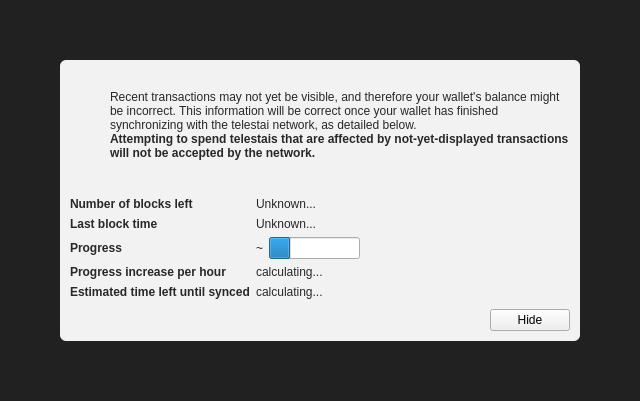
This is src/qt/forms/modaloverlay.ui in Telestai-Project/telestai as Qt 5 draws it before an edit. The edited form follows.
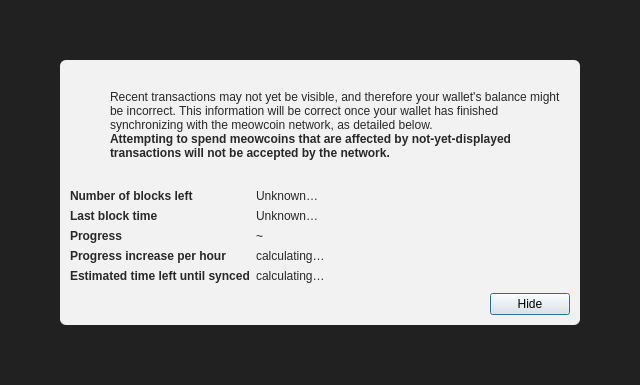
This is the edited form. Icons and pictures are not drawn. Custom widgets are drawn as their Qt base class.

Commit message:
chore(3.0.0): import Meowcoin Apex foundation
Baseline Bitcoin Core 30.x–class tree (Meowcoin Apex) for the Telestai
Core 3.0.0 port. No Telestai chainparams/Meraki retarget yet.

What changed in the file:
```diff
--- a/src/qt/forms/modaloverlay.ui
+++ b/src/qt/forms/modaloverlay.ui
@@ -1,13 +1,13 @@
 <?xml version="1.0" encoding="UTF-8"?>
 <ui version="4.0">
  <class>ModalOverlay</class>
- <widget class="ModalOverlay" name="ModalOverlay">
+ <widget class="QWidget" name="ModalOverlay">
   <property name="geometry">
    <rect>
     <x>0</x>
     <y>0</y>
     <width>640</width>
-    <height>401</height>
+    <height>385</height>
    </rect>
   </property>
   <property name="windowTitle">
@@ -130,7 +130,7 @@
              <item>
               <widget class="QLabel" name="infoText">
                <property name="text">
-                <string>Recent transactions may not yet be visible, and therefore your wallet's balance might be incorrect. This information will be correct once your wallet has finished synchronizing with the telestai network, as detailed below.</string>
+                <string>Recent transactions may not yet be visible, and therefore your wallet's balance might be incorrect. This information will be correct once your wallet has finished synchronizing with the meowcoin network, as detailed below.</string>
                </property>
                <property name="textFormat">
                 <enum>Qt::RichText</enum>
@@ -149,7 +149,7 @@
                 </font>
                </property>
                <property name="text">
-                <string>Attempting to spend telestais that are affected by not-yet-displayed transactions will not be accepted by the network.</string>
+                <string>Attempting to spend meowcoins that are affected by not-yet-displayed transactions will not be accepted by the network.</string>
                </property>
                <property name="textFormat">
                 <enum>Qt::RichText</enum>
@@ -219,7 +219,7 @@
            <item row="0" column="1">
             <widget class="QLabel" name="numberOfBlocksLeft">
              <property name="text">
-              <string>Unknown...</string>
+              <string>Unknown…</string>
              </property>
             </widget>
            </item>
@@ -245,7 +245,7 @@
               </sizepolicy>
              </property>
              <property name="text">
-              <string>Unknown...</string>
+              <string>Unknown…</string>
              </property>
             </widget>
            </item>
@@ -271,16 +271,6 @@
                </property>
               </widget>
              </item>
-             <item>
-              <widget class="QProgressBar" name="progressBar">
-               <property name="value">
-                <number>24</number>
-               </property>
-               <property name="format">
-                <string/>
-               </property>
-              </widget>
-             </item>
             </layout>
            </item>
            <item row="4" column="0">
@@ -299,7 +289,7 @@
            <item row="4" column="1">
             <widget class="QLabel" name="progressIncreasePerH">
              <property name="text">
-              <string>calculating...</string>
+              <string>calculating…</string>
              </property>
             </widget>
            </item>
@@ -319,7 +309,7 @@
            <item row="5" column="1">
             <widget class="QLabel" name="expectedTimeLeft">
              <property name="text">
-              <string>calculating...</string>
+              <string>calculating…</string>
              </property>
             </widget>
            </item>
@@ -333,13 +323,6 @@
            <property name="topMargin">
             <number>10</number>
            </property>
-           <item>
-            <widget class="QLabel" name="versionLabel">
-             <property name="text">
-              <string></string>
-             </property>
-            </widget>
-           </item>
            <item>
             <spacer name="horizontalSpacer">
              <property name="orientation">
@@ -358,6 +341,15 @@
              <property name="text">
               <string>Hide</string>
              </property>
+             <property name="shortcut">
+              <string>Esc</string>
+             </property>
+             <property name="focusPolicy">
+              <enum>Qt::StrongFocus</enum>
+             </property>
+             <property name="default">
+              <bool>true</bool>
+             </property>
             </widget>
            </item>
           </layout>
@@ -370,14 +362,6 @@
    </item>
   </layout>
  </widget>
- <customwidgets>
-  <customwidget>
-   <class>ModalOverlay</class>
-   <extends>QWidget</extends>
-   <header>modaloverlay.h</header>
-   <container>1</container>
-  </customwidget>
- </customwidgets>
  <resources/>
  <connections/>
 </ui>
```
The commit also changes 3611 other files.
